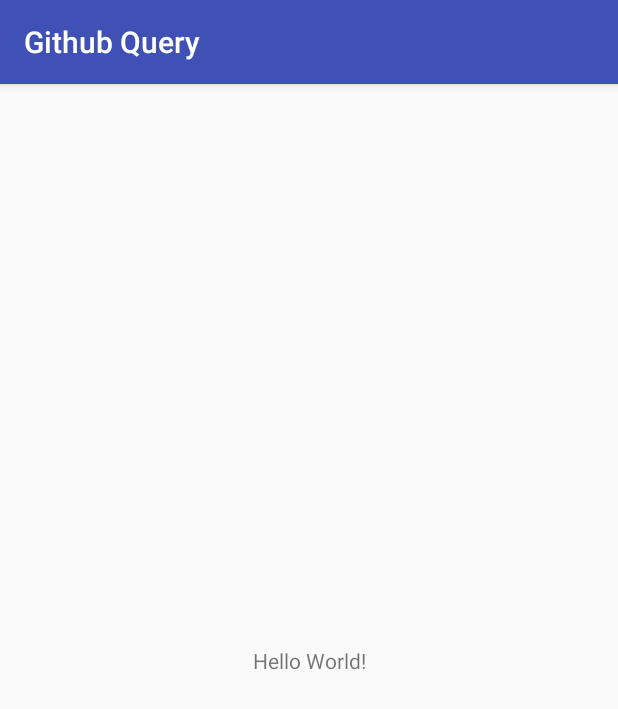
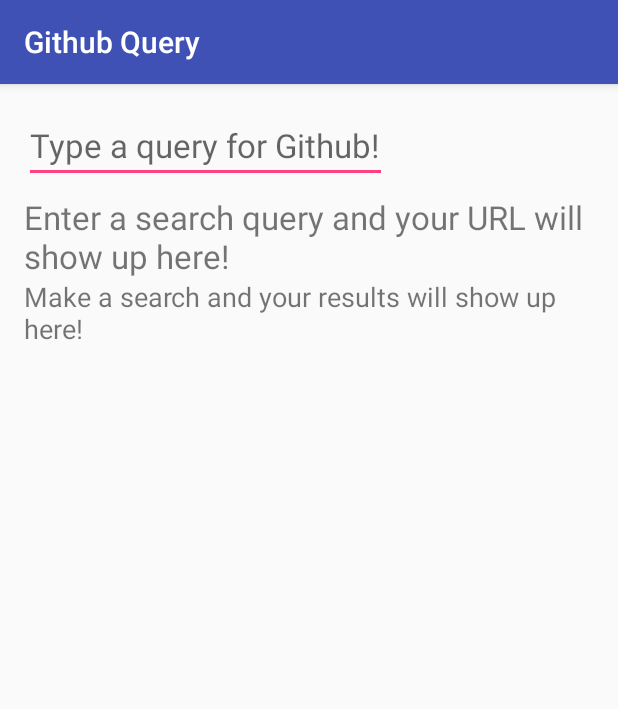
Before and after one commit to kupolin/T02.01-Exercise-CreateLayout, an Android app: the screen it shows after launch (MainActivity), on a phone screen of 412 x 824 dp. Shown: the top 709 px of the screen. Run offline under Robolectric (Android 15) with nearby library versions, the phone set to English and light mode, and no system bars.

Commit message:
Toy Layout to display github search results

```diff
--- a/app/build.gradle
+++ b/app/build.gradle
@@ -20,7 +20,4 @@ android {
 dependencies {
     implementation fileTree(dir: 'libs', include: ['*.jar'])
     implementation 'com.android.support:appcompat-v7:25.1.0'
-
-    // TODO (32) Remove the ConstraintLayout dependency as we aren't using it for these simple projects
-    implementation 'com.android.support.constraint:constraint-layout:1.0.0-beta4'
 }
--- a/app/src/main/java/com/example/android/datafrominternet/MainActivity.java
+++ b/app/src/main/java/com/example/android/datafrominternet/MainActivity.java
@@ -17,22 +17,22 @@ package com.example.android.datafrominternet;
 
 import android.os.Bundle;
 import android.support.v7.app.AppCompatActivity;
+import android.widget.EditText;
+import android.widget.TextView;
 
 public class MainActivity extends AppCompatActivity {
 
-    // TODO (26) Create an EditText variable called mSearchBoxEditText
-
-    // TODO (27) Create a TextView variable called mUrlDisplayTextView
-    // TODO (28) Create a TextView variable called mSearchResultsTextView
+    EditText mSearchBoxEditText;
+    TextView mUrlDisplayTextView;
+    TextView mSearchResults;
 
     @Override
     protected void onCreate(Bundle savedInstanceState) {
         super.onCreate(savedInstanceState);
         setContentView(R.layout.activity_main);
 
-        // TODO (29) Use findViewById to get a reference to mSearchBoxEditText
-
-        // TODO (30) Use findViewById to get a reference to mUrlDisplayTextView
-        // TODO (31) Use findViewById to get a reference to mSearchResultsTextView
+        mSearchBoxEditText = (EditText)findViewById(R.id.et_search_box);
+        mUrlDisplayTextView = (TextView) findViewById(R.id.tv_url_display);
+        mSearchResults = (TextView) findViewById(R.id.tv_github_search_results_json);
     }
 }
--- a/app/src/main/res/layout/activity_main.xml
+++ b/app/src/main/res/layout/activity_main.xml
@@ -15,49 +15,39 @@
   limitations under the License.
 -->
 
-<!--TODO (1) Change the ConstraintLayout to a LinearLayout-->
-<!--TODO (2) Make the orientation vertical-->
-<!--TODO (3) Give left, right, and top padding of 16dp-->
-<!--TODO (4) Remove the line that declares the id, we don't need it-->
-<!--TODO (5) Remove the xmlns:app declaration, we don't need that anymore-->
-<android.support.constraint.ConstraintLayout
+<LinearLayout
     xmlns:android="http://schemas.android.com/apk/res/android"
-    xmlns:app="http://schemas.android.com/apk/res-auto"
-    android:id="@+id/activity_main"
+    android:orientation="vertical"
+    android:paddingLeft="16dp"
+    android:paddingRight="16dp"
+    android:paddingTop="16dp"
     android:layout_width="match_parent"
     android:layout_height="match_parent">
 
-    <!--TODO (6) Delete this TextView-->
+    <EditText
+        android:id="@+id/et_search_box"
+        android:hint="Type a query for Github!"
+        android:textSize="22sp"
+        android:layout_width="wrap_content"
+        android:layout_height="wrap_content"/>
+
     <TextView
+        android:id="@+id/tv_url_display"
+        android:textSize="22sp"
+        android:layout_marginTop="8dp"
+        android:text="Enter a search query and your URL will show up here!"
         android:layout_width="wrap_content"
-        android:layout_height="wrap_content"
-        android:text="Hello World!"
-        app:layout_constraintBottom_toBottomOf="@+id/activity_main"
-        app:layout_constraintLeft_toLeftOf="@+id/activity_main"
-        app:layout_constraintRight_toRightOf="@+id/activity_main"
-        app:layout_constraintTop_toTopOf="@+id/activity_main" />
+        android:layout_height="wrap_content" />
 
-    <!--TODO (7) Add an EditText-->
-    <!--TODO (8) Give the EditText an id of @+id/et_search_box-->
-    <!--TODO (9) Set the text size to 22sp-->
-    <!--TODO (10) Set the width to match_parent and the height to wrap_content-->
-    <!--TODO (11) Provide a hint telling the user to enter a query and then click search-->
+    <ScrollView
+        android:layout_width="match_parent"
+        android:layout_height="wrap_content">
 
-    <!--TODO (12) Add a TextView-->
-    <!--TODO (13) Give the TextView an id of @+id/tv_url_display-->
-    <!--TODO (14) Set the text size to 22sp-->
-    <!--TODO (15) Set the width to wrap_content and the height to wrap_content-->
-    <!--TODO (16) Give the TextView a top margin of 8dp-->
-    <!--TODO (17) Set the text to tell the user their search URL will show up here when they click search-->
-
-    <!--TODO (18) Add a ScrollView-->
-    <!--TODO (19) Set the width to match_parent and the height to wrap_content-->
-    <!--TODO (20) Set the top margin to 16dp-->
-
-        <!--TODO (21) Within the ScrollView, add a TextView-->
-        <!--TODO (22) Give the TextView an id of @+id/tv_github_search_results_json-->
-        <!--TODO (23) Set the text size to 18sp-->
-        <!--TODO (24) Set the height and width to wrap_content-->
-        <!--TODO (25) Set the text to something that tells the user to make a search-->
-
-</android.support.constraint.ConstraintLayout>
+        <TextView
+            android:id="@+id/tv_github_search_results_json"
+            android:textSize="18sp"
+            android:text="Make a search and your results will show up here!"
+            android:layout_width="wrap_content"
+            android:layout_height="wrap_content"/>
+    </ScrollView>
+</LinearLayout>
```
